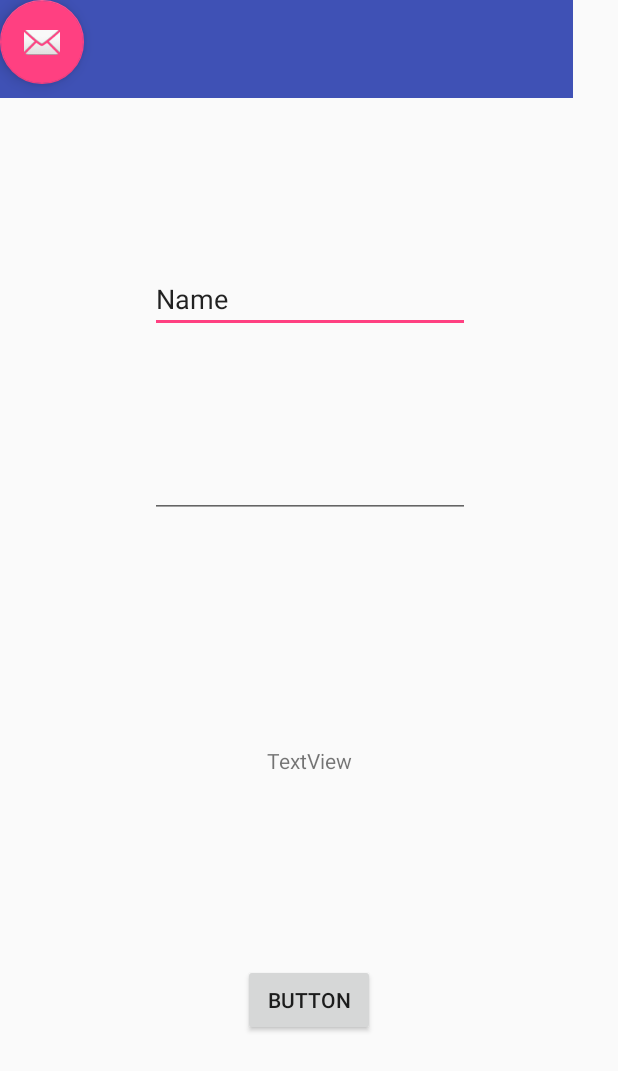
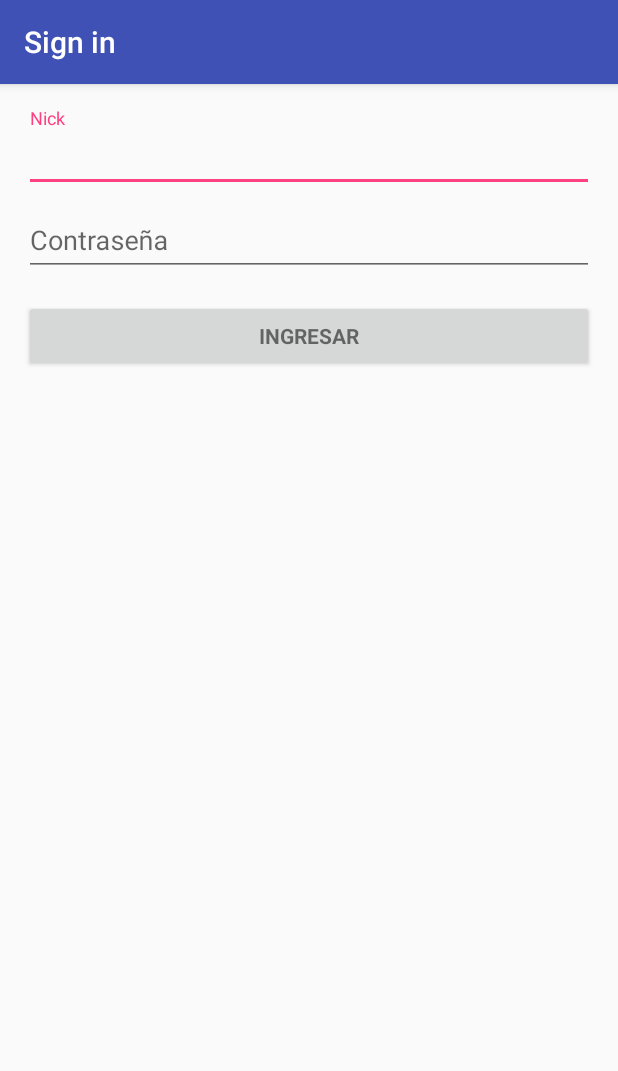
Before and after one commit to lucasgroba/Fitnet2.0, an Android app: the screen it shows after launch (MainActivity before the commit, LoginActivity after it), on a phone screen of 412 x 824 dp. Shown: the top 1071 px of the screen. Run offline under Robolectric (Android 15) with nearby library versions, the phone set to English and light mode, and no system bars.

```diff
--- a/app/build.gradle
+++ b/app/build.gradle
@@ -37,5 +37,7 @@ dependencies {
     compile 'com.android.support.constraint:constraint-layout:1.0.0-alpha7'
 //    compile 'com.android.support:multidex:1.0.0'
     testCompile 'junit:junit:4.12'
-    compile files('libs/FitnetKeygen.jar')
 }
+android {
+    useLibrary 'org.apache.http.legacy'
+}
--- a/app/src/main/java/com/example/lucas/fitnet20/MainActivity.java
+++ b/app/src/main/java/com/example/lucas/fitnet20/MainActivity.java
@@ -1,6 +1,7 @@
 package com.example.lucas.fitnet20;
 
 import android.app.FragmentManager;
+import android.content.Intent;
 import android.os.Bundle;
 import android.support.design.widget.FloatingActionButton;
 import android.support.design.widget.Snackbar;
@@ -26,7 +27,6 @@ import android.widget.TextView;
 import android.widget.Toast;
 
 
-import com.fitnet.keygen.KeyGenerator;
 
 import java.io.BufferedInputStream;
 import java.io.InputStream;
@@ -64,6 +64,9 @@ public class MainActivity extends AppCompatActivity
 
         NavigationView navigationView = (NavigationView) findViewById(R.id.nav_view);
         navigationView.setNavigationItemSelectedListener(this);
+        Intent intent = new Intent(MainActivity.this, LoginActivity.class);
+        startActivity(intent);
+
     }
 
     @Override
--- /dev/null
+++ b/app/src/main/res/layout/activity_login.xml
@@ -0,0 +1,77 @@
+<LinearLayout xmlns:android="http://schemas.android.com/apk/res/android"
+    xmlns:tools="http://schemas.android.com/tools"
+    android:layout_width="match_parent"
+    android:layout_height="match_parent"
+    android:gravity="center_horizontal"
+    android:orientation="vertical"
+    android:paddingBottom="@dimen/activity_vertical_margin"
+    android:paddingLeft="@dimen/activity_horizontal_margin"
+    android:paddingRight="@dimen/activity_horizontal_margin"
+    android:paddingTop="@dimen/activity_vertical_margin"
+    tools:context="com.example.lucas.fitnet20.LoginActivity">
+
+    <!-- Login progress -->
+    <ProgressBar
+        android:id="@+id/login_progress"
+        style="?android:attr/progressBarStyleLarge"
+        android:layout_width="wrap_content"
+        android:layout_height="wrap_content"
+        android:layout_marginBottom="8dp"
+        android:visibility="gone" />
+
+    <ScrollView
+        android:id="@+id/login_form"
+        android:layout_width="match_parent"
+        android:layout_height="match_parent">
+
+        <LinearLayout
+            android:id="@+id/email_login_form"
+            android:layout_width="match_parent"
+            android:layout_height="wrap_content"
+            android:orientation="vertical">
+
+            <android.support.design.widget.TextInputLayout
+                android:layout_width="match_parent"
+                android:layout_height="wrap_content">
+
+                <AutoCompleteTextView
+                    android:id="@+id/email"
+                    android:layout_width="match_parent"
+                    android:layout_height="wrap_content"
+                    android:hint="@string/prompt_email"
+                    android:inputType="textEmailAddress"
+                    android:maxLines="1"
+                    android:singleLine="true" />
+
+            </android.support.design.widget.TextInputLayout>
+
+            <android.support.design.widget.TextInputLayout
+                android:layout_width="match_parent"
+                android:layout_height="wrap_content">
+
+                <EditText
+                    android:id="@+id/password"
+                    android:layout_width="match_parent"
+                    android:layout_height="wrap_content"
+                    android:hint="@string/prompt_password"
+                    android:imeActionId="@+id/login"
+                    android:imeActionLabel="@string/action_sign_in_short"
+                    android:imeOptions="actionUnspecified"
+                    android:inputType="textPassword"
+                    android:maxLines="1"
+                    android:singleLine="true" />
+
+            </android.support.design.widget.TextInputLayout>
+
+            <Button
+                android:id="@+id/email_sign_in_button"
+                style="?android:textAppearanceSmall"
+                android:layout_width="match_parent"
+                android:layout_height="wrap_content"
+                android:layout_marginTop="16dp"
+                android:text="@string/action_sign_in"
+                android:textStyle="bold" />
+
+        </LinearLayout>
+    </ScrollView>
+</LinearLayout>
--- a/app/src/main/res/layout/app_bar_main.xml
+++ b/app/src/main/res/layout/app_bar_main.xml
@@ -1,126 +1,33 @@
 <?xml version="1.0" encoding="utf-8"?>
-<android.support.constraint.ConstraintLayout xmlns:android="http://schemas.android.com/apk/res/android"
+<android.support.design.widget.CoordinatorLayout xmlns:android="http://schemas.android.com/apk/res/android"
     xmlns:app="http://schemas.android.com/apk/res-auto"
     xmlns:tools="http://schemas.android.com/tools"
     android:layout_width="match_parent"
     android:layout_height="match_parent"
-    tools:context="com.example.lucas.fitnet20.MainActivity"
-    tools:layout_editor_absoluteY="25dp"
-    tools:layout_editor_absoluteX="0dp">
+    tools:context="com.example.lucas.fitnet20.MainActivity">
 
+    <android.support.design.widget.AppBarLayout
+        android:layout_width="match_parent"
+        android:layout_height="wrap_content"
+        android:theme="@style/AppTheme.AppBarOverlay">
 
-    <android.support.v7.widget.Toolbar
-        android:id="@+id/appBarLayout"
-        android:layout_width="382dp"
-        android:layout_height="65dp"
-        android:background="?attr/colorPrimary"
-        app:popupTheme="@style/AppTheme.PopupOverlay"
-        tools:layout_editor_absoluteY="1dp"
-        tools:layout_editor_absoluteX="1dp" />
+        <android.support.v7.widget.Toolbar
+            android:id="@+id/toolbar"
+            android:layout_width="match_parent"
+            android:layout_height="?attr/actionBarSize"
+            android:background="?attr/colorPrimary"
+            app:popupTheme="@style/AppTheme.PopupOverlay" />
 
+    </android.support.design.widget.AppBarLayout>
+
+    <include layout="@layout/content_main" />
 
     <android.support.design.widget.FloatingActionButton
         android:id="@+id/fab"
         android:layout_width="wrap_content"
         android:layout_height="wrap_content"
-        app:srcCompat="@android:drawable/ic_dialog_email"
-        tools:layout_editor_absoluteY="511dp"
-        tools:layout_editor_absoluteX="328dp" />
+        android:layout_gravity="bottom|end"
+        android:layout_margin="@dimen/fab_margin"
+        app:srcCompat="@android:drawable/ic_dialog_email" />
 
-    <Button
-        android:id="@+id/iniciar"
-        android:layout_width="wrap_content"
-        android:layout_height="wrap_content"
-        android:text="Button"
-        app:layout_anchor="@+id/include"
-        app:layout_anchorGravity="bottom|center_horizontal"
-        app:layout_constraintBottom_toBottomOf="parent"
-        app:layout_constraintLeft_toLeftOf="parent"
-        app:layout_constraintRight_toRightOf="parent"
-        app:layout_constraintTop_toTopOf="parent"
-        app:layout_constraintVertical_bias="0.828" />
-
-    <EditText
-        android:id="@+id/nombre"
-        android:layout_width="wrap_content"
-        android:layout_height="wrap_content"
-        android:ems="10"
-        android:inputType="textPersonName"
-        android:text="Name"
-        app:layout_constraintRight_toRightOf="parent"
-        app:layout_constraintLeft_toLeftOf="parent"
-        app:layout_constraintBottom_toBottomOf="parent"
-        app:layout_constraintTop_toTopOf="parent"
-        app:layout_constraintHorizontal_bias="0.502"
-        app:layout_constraintVertical_bias="0.227" />
-
-    <EditText
-        android:id="@+id/password"
-        android:layout_width="wrap_content"
-        android:layout_height="wrap_content"
-        android:ems="10"
-        android:inputType="textPassword"
-        app:layout_constraintRight_toRightOf="parent"
-        app:layout_constraintLeft_toLeftOf="parent"
-        app:layout_constraintBottom_toBottomOf="parent"
-        app:layout_constraintTop_toTopOf="parent"
-        app:layout_constraintHorizontal_bias="0.502"
-        app:layout_constraintVertical_bias="0.385" />
-
-    <android.support.constraint.Guideline
-        android:layout_width="wrap_content"
-        android:layout_height="wrap_content"
-        android:id="@+id/guideline"
-        app:layout_constraintGuide_begin="20dp"
-        android:orientation="vertical"
-        tools:layout_editor_absoluteY="0dp"
-        tools:layout_editor_absoluteX="20dp" />
-
-    <android.support.constraint.Guideline
-        android:layout_width="wrap_content"
-        android:layout_height="wrap_content"
-        android:id="@+id/guideline2"
-        app:layout_constraintGuide_begin="20dp"
-        android:orientation="vertical"
-        tools:layout_editor_absoluteY="0dp"
-        tools:layout_editor_absoluteX="20dp" />
-
-    <android.support.constraint.Guideline
-        android:layout_width="wrap_content"
-        android:layout_height="wrap_content"
-        android:id="@+id/guideline3"
-        app:layout_constraintGuide_begin="20dp"
-        android:orientation="vertical"
-        tools:layout_editor_absoluteY="0dp"
-        tools:layout_editor_absoluteX="20dp" />
-
-    <android.support.constraint.Guideline
-        android:layout_width="wrap_content"
-        android:layout_height="wrap_content"
-        android:id="@+id/guideline4"
-        app:layout_constraintGuide_begin="20dp"
-        android:orientation="vertical"
-        tools:layout_editor_absoluteY="0dp"
-        tools:layout_editor_absoluteX="20dp" />
-
-    <android.support.constraint.Guideline
-        android:layout_width="wrap_content"
-        android:layout_height="wrap_content"
-        android:id="@+id/guideline5"
-        app:layout_constraintGuide_begin="20dp"
-        android:orientation="horizontal"
-        tools:layout_editor_absoluteY="20dp"
-        tools:layout_editor_absoluteX="0dp" />
-
-    <TextView
-        android:id="@+id/resultado"
-        android:layout_width="wrap_content"
-        android:layout_height="wrap_content"
-        android:text="TextView"
-        app:layout_constraintRight_toRightOf="parent"
-        app:layout_constraintLeft_toLeftOf="parent"
-        app:layout_constraintBottom_toBottomOf="parent"
-        app:layout_constraintTop_toTopOf="parent"
-        app:layout_constraintVertical_bias="0.618" />
-
-</android.support.constraint.ConstraintLayout>
+</android.support.design.widget.CoordinatorLayout>
--- a/app/src/main/res/values/strings.xml
+++ b/app/src/main/res/values/strings.xml
@@ -5,4 +5,18 @@
     <string name="navigation_drawer_close">Close navigation drawer</string>
 
     <string name="action_settings">Settings</string>
+    <string name="title_activity_login">Sign in</string>
+
+    <!-- Strings related to login -->
+    <string name="prompt_email">Nick</string>
+    <string name="prompt_password">Contraseña</string>
+    <string name="action_sign_in">Ingresar</string>
+    <string name="action_sign_in_short">Sign in</string>
+    <string name="error_invalid_email">El Nick  es invalido </string>
+    <string name="error_invalid_password">La contraseña es demaciado corta</string>
+    <string name="error_incorrect_password">La contraseña es incorrecta</string>
+    <string name="error_field_required">This field is required</string>
+    <string name="permission_rationale">"Contacts permissions are needed for providing email
+        completions."
+    </string>
 </resources>
```
Also changed, not shown: app/src/main/AndroidManifest.xml (+9 -1 lines), app/src/main/java/com/example/lucas/fitnet20/LoginActivity.java (added, +236 -0 lines), app/libs/FitnetKeygen.jar (deleted).
